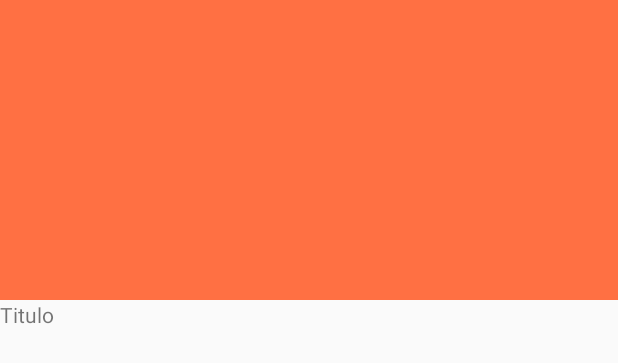
After one commit to Juanma97/KitchenApp, an Android app: the layout recipe_layout.xml on its own in the app's theme, with its tools: preview values and no code run, on a phone screen of 412 x 824 dp. The commit adds this screen. Shown: the top 363 px of the screen. Run offline under Robolectric (Android 15) with nearby library versions, the phone set to English and light mode, and no system bars.

```diff
--- a/app/build.gradle
+++ b/app/build.gradle
@@ -28,4 +28,5 @@ dependencies {
     implementation 'com.android.support:recyclerview-v7:28.0.0'
     implementation 'com.squareup.retrofit2:retrofit:2.4.0'
     implementation 'com.squareup.retrofit2:converter-gson:2.4.0'
+    implementation 'com.android.support:recyclerview-v7:28.0.0'
 }
--- /dev/null
+++ b/app/src/main/res/layout/recipe_layout.xml
@@ -0,0 +1,20 @@
+<?xml version="1.0" encoding="utf-8"?>
+<LinearLayout
+    xmlns:android="http://schemas.android.com/apk/res/android"
+    android:orientation="vertical"
+    android:layout_width="match_parent"
+    android:layout_height="match_parent">
+
+    <ImageView
+        android:id="@+id/imageRecipe"
+        android:background="@color/colorPrimary"
+        android:layout_width="match_parent"
+        android:layout_height="300px" />
+
+    <TextView
+        android:id="@+id/titleRecipe"
+        android:text="Titulo"
+        android:layout_width="match_parent"
+        android:layout_height="wrap_content" />
+
+</LinearLayout>
```
Also changed, not shown: app/src/main/java/kitchenapp/juanmaperez/com/recetascocina/MainActivity.java (+18 -9 lines), app/src/main/java/kitchenapp/juanmaperez/com/recetascocina/RecipeAdapter.java (added, +67 -0 lines), app/src/main/java/kitchenapp/juanmaperez/com/recetascocina/ResultsActivity.java (+28 -1 lines), app/src/main/res/layout/activity_results.xml (+19 -5 lines).
